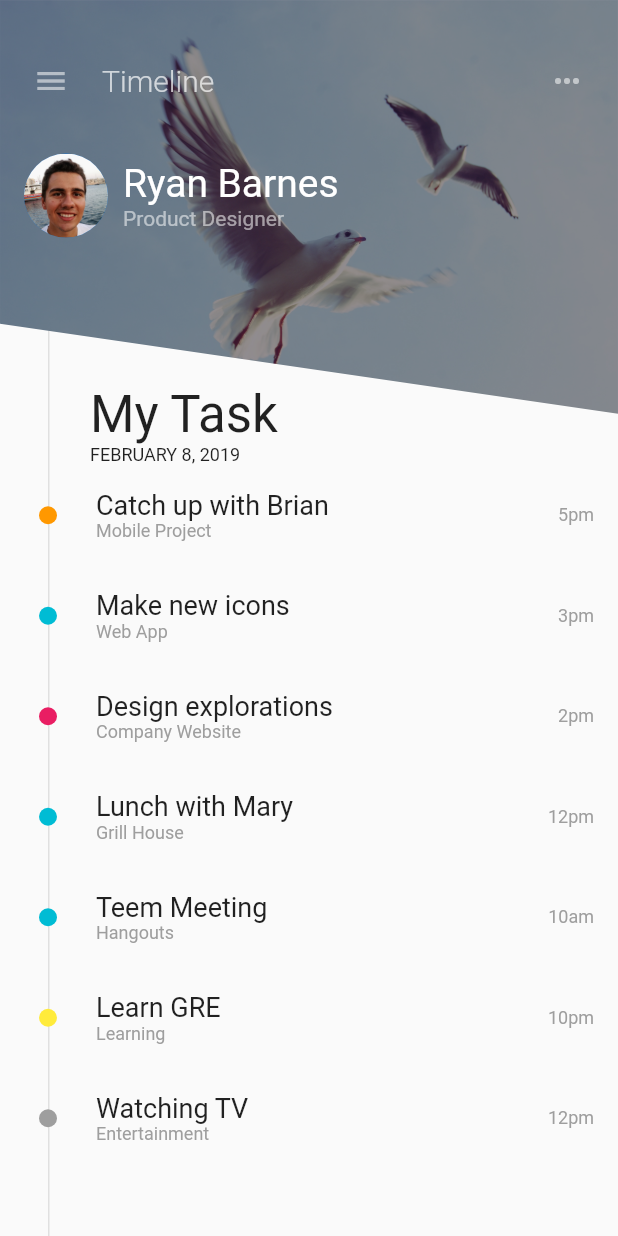
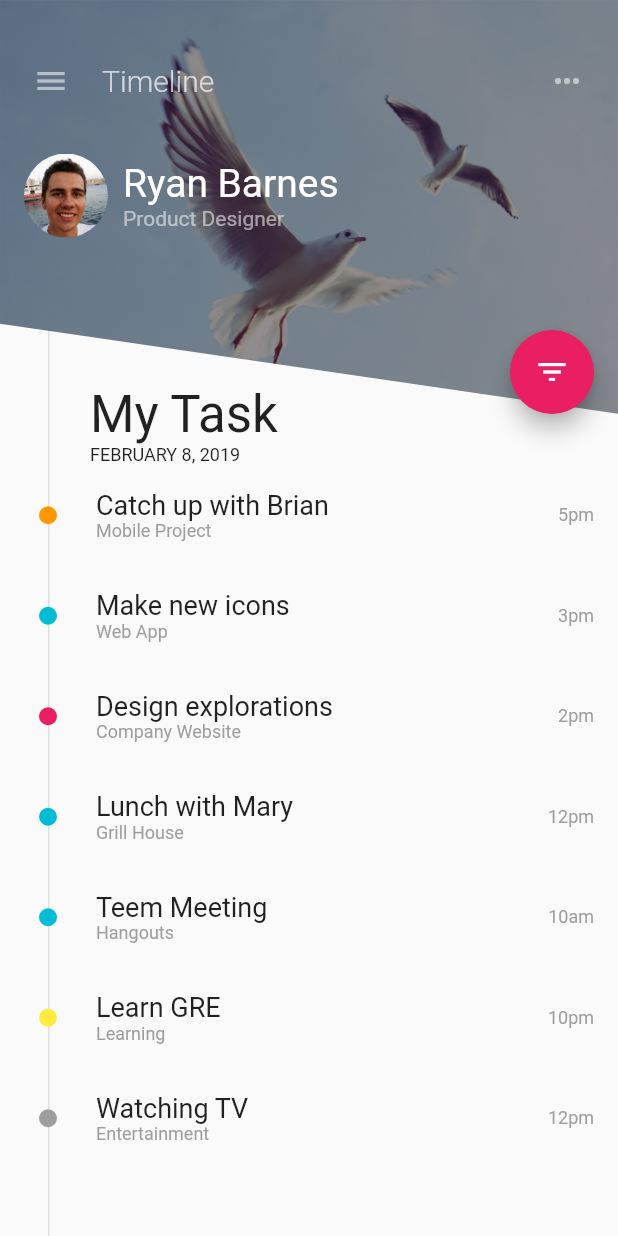
Before and after one commit to SonQBChau/filter_menu_ui_challenge, a Flutter app: the screen it shows after launch, on a phone screen of 412 x 824 dp. Run offline on Flutter 3.47's test engine with Material 2 defaults, Android fonts, the phone set to English and light mode, and no system bars.

Commit message:
add animation and filter button

```diff
--- /dev/null
+++ b/lib/list_model.dart
@@ -0,0 +1,39 @@
+import 'package:filter_menu_ui_challenge/task.dart';
+import 'package:filter_menu_ui_challenge/task_row.dart';
+import 'package:flutter/material.dart';
+
+
+class ListModel {
+  ListModel(this.listKey, items) : this.items = new List.of(items);
+
+  final GlobalKey<AnimatedListState> listKey;
+  final List<Task> items;
+
+  AnimatedListState get _animatedList => listKey.currentState;
+
+  void insert(int index, Task item) {
+    items.insert(index, item);
+    _animatedList.insertItem(index, duration: new Duration(milliseconds: 150));
+  }
+
+  Task removeAt(int index) {
+    final Task removedItem = items.removeAt(index);
+    if (removedItem != null) {
+      _animatedList.removeItem(
+          index,
+              (context, animation) => new TaskRow(
+            task: removedItem,
+            animation: animation,
+          ),
+          duration: new Duration(milliseconds: (150 + 200*(index/length)).toInt())
+      );
+    }
+    return removedItem;
+  }
+
+  int get length => items.length;
+
+  Task operator [](int index) => items[index];
+
+  int indexOf(Task item) => items.indexOf(item);
+}
--- a/lib/main.dart
+++ b/lib/main.dart
@@ -1,3 +1,5 @@
+import 'package:filter_menu_ui_challenge/list_model.dart';
+import 'package:filter_menu_ui_challenge/task_row.dart';
 import 'package:flutter/material.dart';
 import 'package:filter_menu_ui_challenge/task_list.dart';
 
@@ -23,6 +25,57 @@ class MyHomePage extends StatefulWidget {
 }
 
 class _MyHomePageState extends State<MyHomePage> {
+  final GlobalKey<AnimatedListState> _listKey = new GlobalKey<AnimatedListState>();
+  ListModel listModel;
+  bool showOnlyCompleted = false;
+  final double _imageHeight = 256;
+
+  @override
+  void initState() {
+    super.initState();
+    listModel = new ListModel(_listKey, tasks);
+  }
+
+  Widget _buildTasksList() {
+    return new Expanded(
+      child: new AnimatedList(
+        initialItemCount: tasks.length,
+        key: _listKey,
+        itemBuilder: (context, index, animation) {
+          return new TaskRow(
+            task: listModel[index],
+            animation: animation,
+          );
+        },
+      ),
+    );
+  }
+
+  Widget _buildFab() {
+    return new Positioned(
+      top: _imageHeight - 36.0,
+      right: 16.0,
+      child: new FloatingActionButton(
+        onPressed: _changeFilterState,
+        backgroundColor: Colors.pink,
+        child: new Icon(Icons.filter_list),
+      ),
+    );
+  }
+  void _changeFilterState() {
+    showOnlyCompleted = !showOnlyCompleted;
+    tasks.where((task) => !task.completed).forEach((task) {
+      if (showOnlyCompleted) {
+        listModel.removeAt(listModel.indexOf(task));
+      } else {
+        listModel.insert(tasks.indexOf(task), task);
+      }
+    });
+  }
+
+
+
+
   @override
   Widget build(BuildContext context) {
     return Scaffold(
@@ -33,6 +86,7 @@ class _MyHomePageState extends State<MyHomePage> {
           buildHeader(),
           buildProfileRow(),
           buildMainBody(),
+          _buildFab(),
 
         ],
       ),
@@ -40,7 +94,6 @@ class _MyHomePageState extends State<MyHomePage> {
   }
 
   Container buildMainBody() {
-    final tasks = TaskList();
     return Container(
           padding: EdgeInsets.only(top: 256),
           child: Column(
@@ -62,7 +115,7 @@ class _MyHomePageState extends State<MyHomePage> {
                   ],
                 ),
               ),
-              tasks.buildTasksList(),
+              _buildTasksList(),
             ],
           ),
         );
--- a/lib/task_list.dart
+++ b/lib/task_list.dart
@@ -1,10 +1,9 @@
 
 import 'package:filter_menu_ui_challenge/task.dart';
-import 'package:filter_menu_ui_challenge/task_row.dart';
 import 'package:flutter/material.dart';
 
-class TaskList{
-  final List<Task> tasks = [
+
+List<Task> tasks = [
     new Task(
         name: "Catch up with Brian",
         category: "Mobile Project",
@@ -16,7 +15,7 @@ class TaskList{
         category: "Web App",
         time: "3pm",
         color: Colors.cyan,
-        completed: true),
+        completed: false),
     new Task(
         name: "Design explorations",
         category: "Company Website",
@@ -40,20 +39,11 @@ class TaskList{
         category: "Learning",
         time: "10pm",
         color: Colors.yellow,
-        completed: true),
+        completed: false),
     new Task(
         name: "Watching TV",
         category: "Entertainment",
         time: "12pm",
         color: Colors.grey,
-        completed: true),
+        completed: false),
   ];
-
-  Widget buildTasksList() {
-    return new Expanded(
-      child: new ListView(
-        children: tasks.map((task) => new TaskRow(task: task)).toList(),
-      ),
-    );
-  }
-}
--- a/lib/task_row.dart
+++ b/lib/task_row.dart
@@ -1,30 +1,31 @@
 import 'package:filter_menu_ui_challenge/task.dart';
 import 'package:flutter/material.dart';
 
-class TaskRow extends StatefulWidget {
+class TaskRow extends StatelessWidget {
   final Task task;
-  final double dotSize = 12;
+  final double dotSize = 12.0;
+  final Animation<double> animation;
 
-  const TaskRow({Key key, this.task}): super(key:key);
-
+  const TaskRow({Key key, this.task, this.animation}) : super(key: key);
 
   @override
-  _TaskRowState createState() => _TaskRowState();
-}
-
-class _TaskRowState extends State<TaskRow> {
-  @override
   Widget build(BuildContext context) {
-    return new Padding(
+    return new FadeTransition(
+      opacity: animation,
+      child: new SizeTransition(
+        sizeFactor: animation,
+        child: new Padding(
           padding: const EdgeInsets.symmetric(vertical: 16.0),
           child: new Row(
             children: <Widget>[
               new Padding(
-            padding: new EdgeInsets.symmetric(horizontal: 32.0 - widget.dotSize / 2),
+                padding:
+                new EdgeInsets.symmetric(horizontal: 32.0 - dotSize / 2),
                 child: new Container(
-              height: widget.dotSize,
-              width: widget.dotSize,
-              decoration: new BoxDecoration(shape: BoxShape.circle, color: widget.task.color),
+                  height: dotSize,
+                  width: dotSize,
+                  decoration: new BoxDecoration(
+                      shape: BoxShape.circle, color: task.color),
                 ),
               ),
               new Expanded(
@@ -32,11 +33,11 @@ class _TaskRowState extends State<TaskRow> {
                   crossAxisAlignment: CrossAxisAlignment.start,
                   children: <Widget>[
                     new Text(
-                  widget.task.name,
+                      task.name,
                       style: new TextStyle(fontSize: 18.0),
                     ),
                     new Text(
-                  widget.task.category,
+                      task.category,
                       style: new TextStyle(fontSize: 12.0, color: Colors.grey),
                     )
                   ],
@@ -45,12 +46,14 @@ class _TaskRowState extends State<TaskRow> {
               new Padding(
                 padding: const EdgeInsets.only(right: 16.0),
                 child: new Text(
-              widget.task.time,
+                  task.time,
                   style: new TextStyle(fontSize: 12.0, color: Colors.grey),
                 ),
               ),
             ],
           ),
+        ),
+      ),
     );
   }
 }
```
Lines whose indentation alone changed are shown as unchanged.
